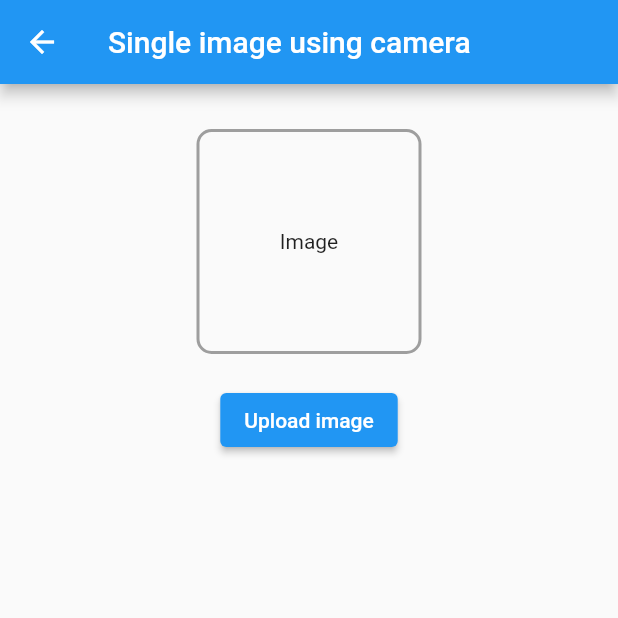
After one commit to dhairya-lakhera/flutter_image_device, a Flutter app: the CroppingImageCamera screen opened directly, after a tap on "Upload image", on a phone screen of 412 x 824 dp, the top half of it. The commit adds this screen. Run offline on Flutter 3.47's test engine with Material 2 defaults, Android fonts, the phone set to English and light mode, and no system bars; our stand-ins replace image_cropper, image_picker.

Commit message:
image cropper added

```diff
--- /dev/null
+++ b/lib/examples/cropping_image_camera.dart
@@ -0,0 +1,97 @@
+import 'package:flutter/material.dart';
+import 'package:image_picker/image_picker.dart';
+import 'package:path_provider/path_provider.dart';
+import 'package:image_cropper/image_cropper.dart';
+import 'package:path/path.dart' as path;
+import 'dart:io';
+
+class CroppingImageCamera extends StatefulWidget {
+  const CroppingImageCamera({Key? key}) : super(key: key);
+
+  @override
+  State<CroppingImageCamera> createState() => _CroppingImageCameraState();
+}
+
+class _CroppingImageCameraState extends State<CroppingImageCamera> {
+  File? _storedImage;
+
+  Future<void> _takePicture() async {
+    final ImagePicker _picker = ImagePicker();
+    final imageFile = await _picker.pickImage(
+      source: ImageSource.camera,
+    );
+
+    if (imageFile == null) return;
+
+    // getApplicationDocumentsDirectory() function provided by import 'package:path_provider/path_provider.dart'
+    //final appDir = await getApplicationDocumentsDirectory();
+    //final fileName = path.basename(imageFile.path);
+
+    //Saving image from temp cache to permanent path on device. Once the image is save on device it can be used later. savedImage variable will hold the complete path of saved image on device
+    //final savedImage = await File(imageFile.path).copy('${appDir.path}/${fileName}');
+
+    File croppedFile = await ImageCropper().cropImage(
+        sourcePath: imageFile.path,
+        aspectRatioPresets: [
+          CropAspectRatioPreset.square,
+          CropAspectRatioPreset.ratio3x2,
+          CropAspectRatioPreset.original,
+          CropAspectRatioPreset.ratio4x3,
+          CropAspectRatioPreset.ratio16x9
+        ],
+        androidUiSettings: AndroidUiSettings(
+            toolbarTitle: 'Cropper',
+            toolbarColor: Colors.deepOrange,
+            toolbarWidgetColor: Colors.white,
+            initAspectRatio: CropAspectRatioPreset.original,
+            lockAspectRatio: false),
+        iosUiSettings: IOSUiSettings(
+          minimumAspectRatio: 1.0,
+        )) as File;
+
+    setState(() {
+      _storedImage = croppedFile;
+      print('setSatecalled================');
+    });
+
+    // print('temp_path ${_storedImage}');
+    // print('appDir ${appDir}');
+    // print('fileName ${fileName}');
+    // print('savedImage ${savedImage}');
+  }
+
+  @override
+  Widget build(BuildContext context) {
+    return Scaffold(
+        appBar: AppBar(
+          title: Text('Single image using camera'),
+        ),
+        body: Center(
+          child: Column(
+            children: [
+              SizedBox(
+                height: 30,
+              ),
+              Container(
+                width: 150,
+                height: 150,
+                decoration: BoxDecoration(
+                  border: Border.all(width: 2.0, color: Colors.grey),
+                  borderRadius: BorderRadius.all(Radius.circular(10)),
+                ),
+                child: (_storedImage == null)
+                    ? Center(child: Text('Image'))
+                    : Image.file(_storedImage!),
+              ),
+              SizedBox(
+                height: 20,
+              ),
+              ElevatedButton(
+                onPressed: _takePicture,
+                child: Text('Upload image'),
+              ),
+            ],
+          ),
+        ));
+  }
+}
--- a/lib/homepage.dart
+++ b/lib/homepage.dart
@@ -1,4 +1,5 @@
 import 'package:flutter/material.dart';
+import 'package:flutter_images/examples/cropping_image_camera.dart';
 import 'package:flutter_images/examples/image_camera.dart';
 import 'package:flutter_images/examples/image_gallery.dart';
 import 'package:flutter_images/examples/multiple_images.dart';
@@ -72,6 +73,16 @@ class _PageIndexState extends State<PageIndex> {
               },
               child: Text('Multiple images using gallery'),
             ),
+            TextButton(
+              onPressed: () {
+                Navigator.push(
+                  context,
+                  MaterialPageRoute(
+                      builder: (context) => const CroppingImageCamera()),
+                );
+              },
+              child: Text('Cropping camera image'),
+            ),
           ],
         ),
       ),
--- a/pubspec.yaml
+++ b/pubspec.yaml
@@ -32,6 +32,7 @@ dependencies:
   image_picker: ^0.8.4+11
   path_provider: ^2.0.9
   path: ^1.8.0
+  image_cropper: ^1.5.0
 
 
   # The following adds the Cupertino Icons font to your application.
```
Also changed, not shown: pubspec.lock, 1 other file.
